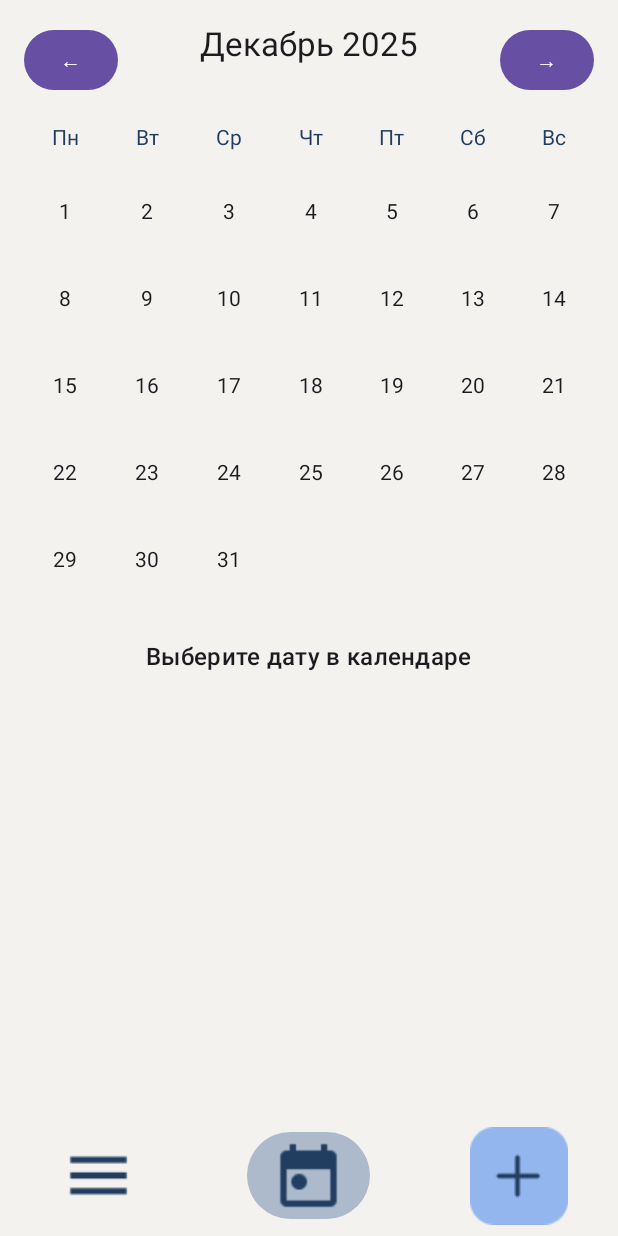
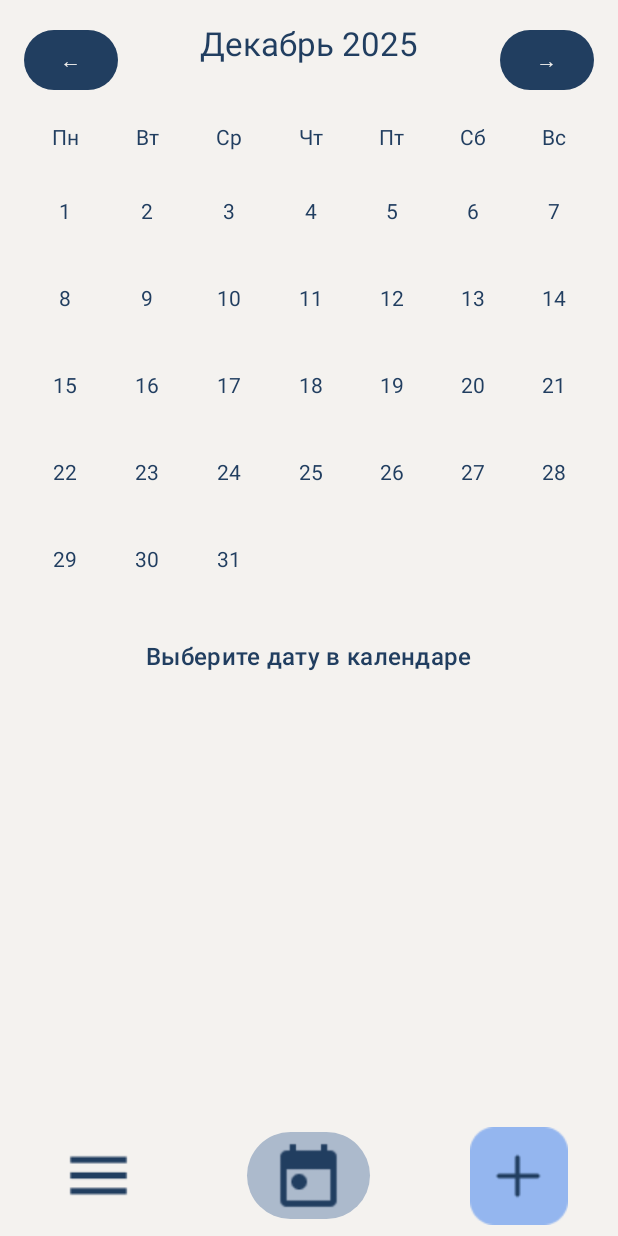
Before and after one commit to polinaionina/SubPro, an Android app built with Jetpack Compose: the screen it shows after launch (MainActivity), item 2 of the bottom bar chosen, on a phone screen of 412 x 824 dp. Run offline under Robolectric (Android 15) with nearby library versions, the phone set to English and light mode, and no system bars.

Commit message:
end dising

```diff
--- a/MyApp/app/src/main/java/com/example/subpro/MainActivity.kt
+++ b/MyApp/app/src/main/java/com/example/subpro/MainActivity.kt
@@ -714,16 +714,27 @@ fun CalendarScreen() {
             modifier = Modifier.fillMaxWidth(),
             horizontalArrangement = Arrangement.SpaceBetween
         ) {
-            Button(onClick = { currentMonth = currentMonth.minusMonths(1); selectedDate = null }) {
+            Button(
+                onClick = { currentMonth = currentMonth.minusMonths(1); selectedDate = null },
+                colors = ButtonDefaults.buttonColors(
+                    containerColor = Color(0xFF213E60),
+                    contentColor = Color(0xFFF4F2EF)
+                )) {
                 Text("←")
             }
 
             Text(
                 text = "${currentMonth.month.toRussianMonthName()} ${currentMonth.year}",
-                style = MaterialTheme.typography.titleLarge
+                style = MaterialTheme.typography.titleLarge,
+                color = Color(0xFF213E60)
             )
 
-            Button(onClick = { currentMonth = currentMonth.plusMonths(1); selectedDate = null }) {
+            Button(
+                onClick = { currentMonth = currentMonth.plusMonths(1); selectedDate = null },
+                colors = ButtonDefaults.buttonColors(
+                    containerColor = Color(0xFF213E60),
+                    contentColor = Color(0xFFF4F2EF)
+                )) {
                 Text("→")
             }
         }
@@ -790,11 +801,12 @@ fun CalendarMonthView(
                         val isPaymentDay = paymentDates.contains(date)
 
                         Column(horizontalAlignment = Alignment.CenterHorizontally) {
-                            Text(date.dayOfMonth.toString())
+                            Text(date.dayOfMonth.toString(),
+                                color = Color(0xFF213E60))
 
                             if (isPaymentDay) {
                                 Canvas(modifier = Modifier.size(6.dp)) {
-                                    drawCircle(Color.Red)
+                                    drawCircle(Color(0xFFE68C3A))
                                 }
                             }
                         }
@@ -809,7 +821,8 @@ fun CalendarMonthView(
 @Composable
 fun SubscriptionDetails(selectedDate: LocalDate?, subscriptions: List<Subscription>) {
     if (selectedDate == null) {
-        Text("Выберите дату в календаре", style = MaterialTheme.typography.titleMedium)
+        Text("Выберите дату в календаре", style = MaterialTheme.typography.titleMedium,
+            color = Color(0xFF213E60))
         return
     }
 
@@ -830,7 +843,8 @@ fun SubscriptionDetails(selectedDate: LocalDate?, subscriptions: List<Subscripti
         ) {
             Text(
                 "Платежи на ${selectedDate.dayOfMonth}.${selectedDate.monthValue}:",
-                style = MaterialTheme.typography.titleLarge
+                style = MaterialTheme.typography.titleLarge,
+                color = Color(0xFF213E60)
             )
             Spacer(Modifier.height(8.dp))
 
@@ -839,17 +853,19 @@ fun SubscriptionDetails(selectedDate: LocalDate?, subscriptions: List<Subscripti
                     modifier = Modifier
                         .fillMaxWidth()
                         .padding(vertical = 4.dp),
-                    colors = CardDefaults.cardColors(containerColor = MaterialTheme.colorScheme.surfaceVariant)
+                    colors = CardDefaults.cardColors(containerColor = Color(0xFFBDCBE4))
                 ) {
                     Column(modifier = Modifier.padding(12.dp)) {
                         Text(
                             text = "${sub.name} (${sub.provider})",
                             style = MaterialTheme.typography.titleMedium,
-                            fontWeight = MaterialTheme.typography.titleMedium.fontWeight
+                            fontWeight = MaterialTheme.typography.titleMedium.fontWeight,
+                            color = Color(0xFF374658)
                         )
                         Text(
                             text = "Цена: ${sub.price} ₽",
-                            style = MaterialTheme.typography.bodyLarge
+                            style = MaterialTheme.typography.bodyLarge,
+                            color = Color(0xFF374658)
                         )
                     }
                 }
```
